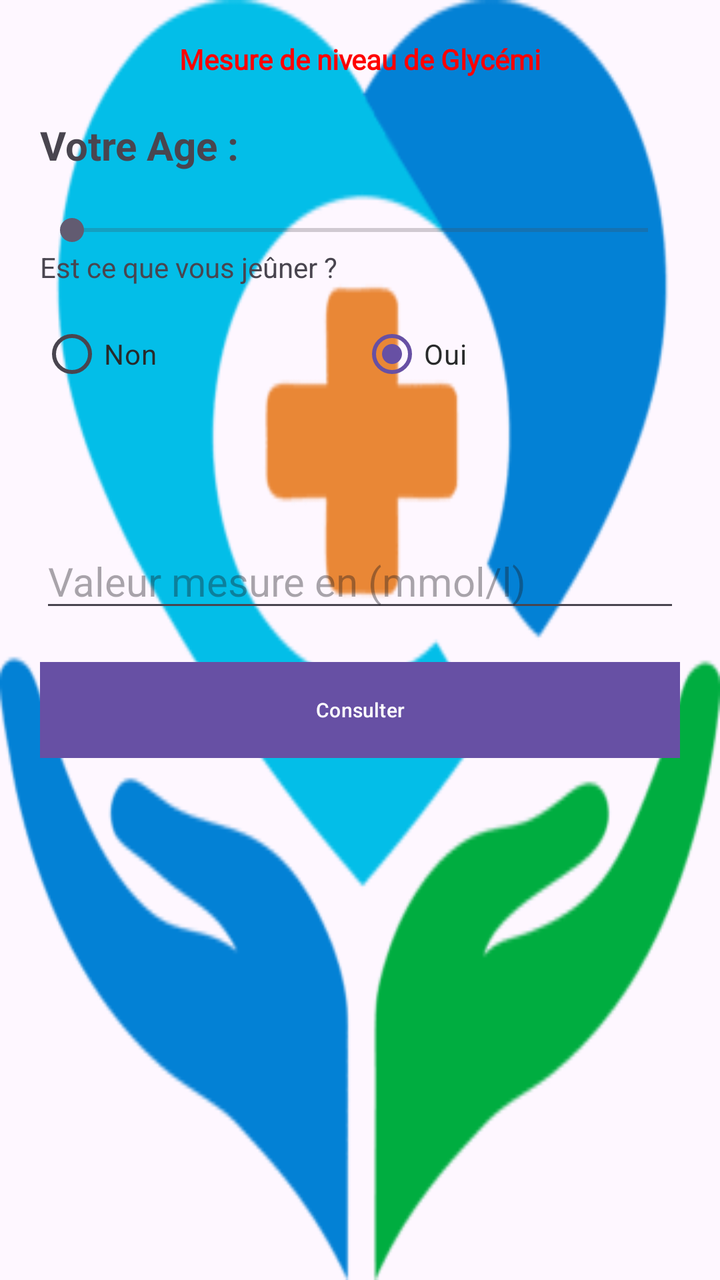
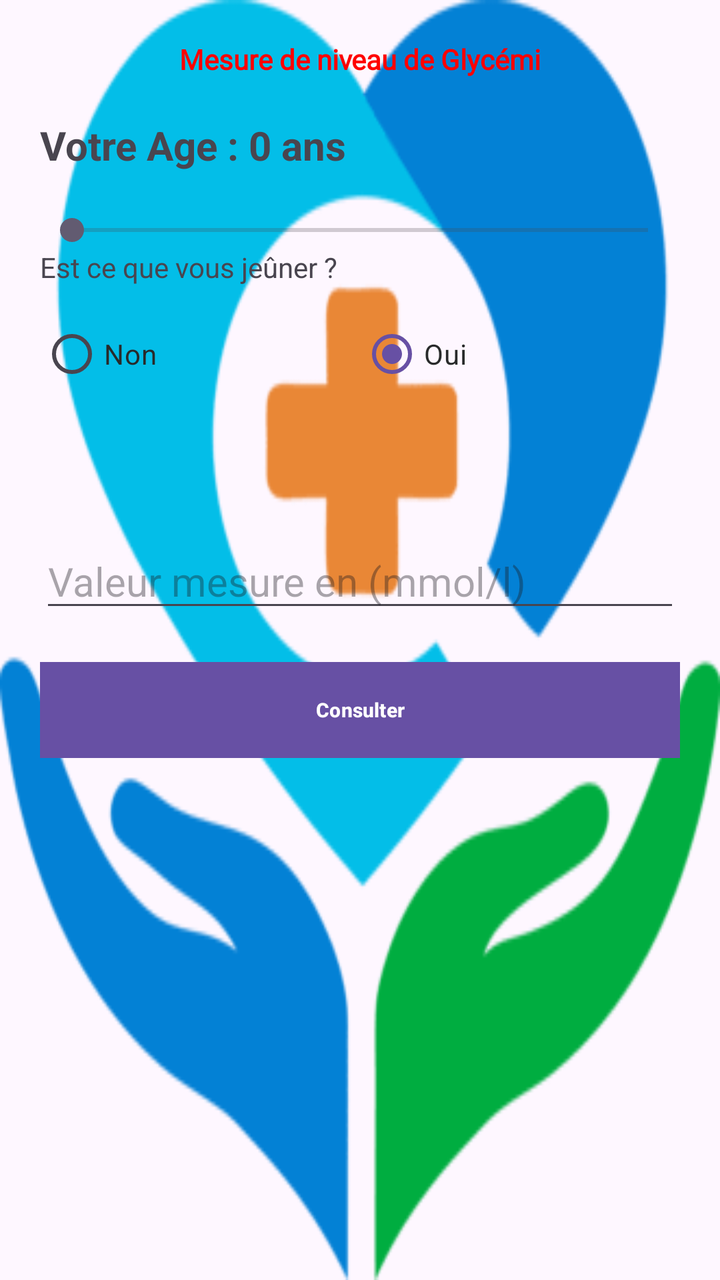

Screens rendered from an Android XML layout before and after an edit, with the pre-edit source and the edit as a unified diff.
<!-- AndroidManifest.xml: application theme Theme.Tarchi_Rihab_Mesure_Glycemie -->
<!-- res/layout/activity_main.xml -->
<LinearLayout xmlns:android="http://schemas.android.com/apk/res/android"
    xmlns:app="http://schemas.android.com/apk/res-auto"
    xmlns:tools="http://schemas.android.com/tools"
    android:id="@+id/main"
    android:layout_width="match_parent"
    android:layout_height="match_parent"
    android:background="@drawable/back"
    android:orientation="vertical"
    android:padding="20dp"
    tools:context=".MainActivity">

    <TextView
        android:layout_width="match_parent"
        android:layout_height="wrap_content"
        android:fontFamily="@font/playfair_display"
        android:gravity="center"
        android:text="Mesure de niveau de Glycémi"
        android:textColor="@color/red"
        android:textStyle="bold" />

    <TextView
        android:id="@+id/textView"
        android:layout_width="match_parent"
        android:layout_height="wrap_content"
        android:text="Votre Age :"
        android:layout_marginTop="20dp"
        android:ems="10"
        android:inputType="text"
        android:textSize="20sp"
        android:textStyle="bold"/>

    <SeekBar
        android:id="@+id/sbage"
        android:layout_width="match_parent"
        android:layout_height="wrap_content"
        android:layout_marginTop="20dp"
        android:max="120" />

    <TextView
        android:id="@+id/textView2"
        android:layout_width="match_parent"
        android:layout_height="wrap_content"
        android:text="Est ce que vous jeûner ?" />

    <RadioGroup
        android:layout_width="match_parent"
        android:layout_height="94dp"
        android:layout_marginTop="10dp"
        android:orientation="horizontal">

        <RadioButton
            android:id="@+id/rbtnon"
            android:layout_width="0dp"
            android:layout_height="48dp"
            android:layout_weight="1"
            android:text="Non"
            android:checked="false"
            android:textColor="@color/black1" />

        <RadioButton
            android:id="@+id/rbtoui"
            android:layout_width="0dp"
            android:layout_height="48dp"
            android:layout_weight="1"
            android:checked="true"
            android:textColor="@color/black1"
            android:text="Oui" />
    </RadioGroup>

    <EditText
        android:id="@+id/edit_text_id"
        android:layout_width="match_parent"
        android:layout_height="wrap_content"
        android:layout_marginTop="20dp"
        android:hint="Valeur mesure en (mmol/l)"
        android:inputType="number"
        android:textSize="20sp"
        />

    <Button
        android:id="@+id/btnConsulter"
        android:layout_width="match_parent"
        android:layout_height="wrap_content"
        android:layout_marginTop="20dp"
        android:textColor="@color/white"
        android:background="@color/gris"
        android:textSize="10sp"
        android:text="Consulter"
        android:onClick="calculer" />

    <TextView
        android:id="@+id/msg"
        android:layout_width="match_parent"
        android:layout_height="wrap_content"
        android:layout_gravity="center"
        android:layout_marginTop="20dp"
        android:gravity="center"
        android:text=" "
        android:textSize="25sp"/>

</LinearLayout>
<!-- resources referenced by this layout -->
<resources>
  <color name="black1">#282A2A</color>
  <color name="gris">#5D5555</color>
  <color name="red">#FF0000</color>
  <color name="white">#FFFFFFFF</color>
  <!-- drawable back: png bitmap (drawable, 6111 bytes) -->
  <style name="Theme.Tarchi_Rihab_Mesure_Glycemie" parent="Base.Theme.Tarchi_Rihab_Mesure_Glycemie" />
  <style name="Base.Theme.Tarchi_Rihab_Mesure_Glycemie" parent="Theme.Material3.DayNight.NoActionBar">
          
          
      </style>
</resources>

<!-- the commit's change to res/layout/activity_main.xml (unified diff, before → after) -->
@@ -19,10 +19,10 @@
         android:textStyle="bold" />
 
     <TextView
-        android:id="@+id/textView"
+        android:id="@+id/textAge"
         android:layout_width="match_parent"
         android:layout_height="wrap_content"
-        android:text="Votre Age :"
+        android:text="Votre Age : 0 ans "
         android:layout_marginTop="20dp"
         android:ems="10"
         android:inputType="text"
@@ -43,6 +43,7 @@
         android:text="Est ce que vous jeûner ?" />
 
     <RadioGroup
+        android:id="@+id/rgJeune"
         android:layout_width="match_parent"
         android:layout_height="94dp"
         android:layout_marginTop="10dp"
@@ -68,7 +69,7 @@
     </RadioGroup>
 
     <EditText
-        android:id="@+id/edit_text_id"
+        android:id="@+id/etValeur"
         android:layout_width="match_parent"
         android:layout_height="wrap_content"
         android:layout_marginTop="20dp"
@@ -84,9 +85,11 @@
         android:layout_marginTop="20dp"
         android:textColor="@color/white"
         android:background="@color/gris"
+        android:gravity="center"
         android:textSize="10sp"
+        android:textStyle="bold"
         android:text="Consulter"
-        android:onClick="calculer" />
+        />
 
     <TextView
         android:id="@+id/msg"
